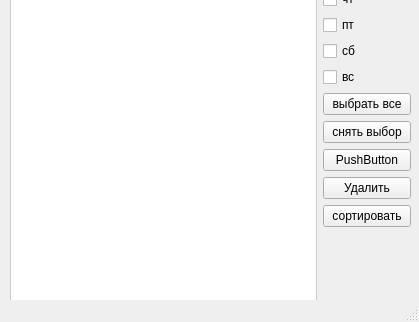
This is mainwindow.ui in Dylan5242/alarm_clock as Qt 5 draws it before an edit; both pictures show x 0 to 419 and y 301 to 623 of the 419 by 623 pixel window. The edited form follows.
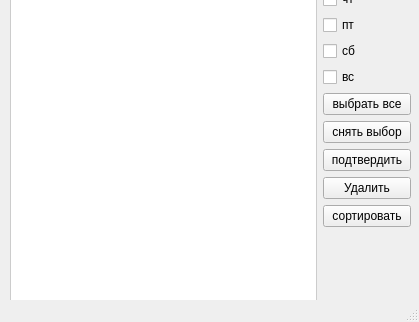
This is the edited form.

```diff
--- a/mainwindow.ui
+++ b/mainwindow.ui
@@ -138,7 +138,7 @@
        <item>
         <widget class="QPushButton" name="pushButton_apply">
          <property name="text">
-          <string>PushButton</string>
+          <string>подтвердить</string>
          </property>
         </widget>
        </item>
```
